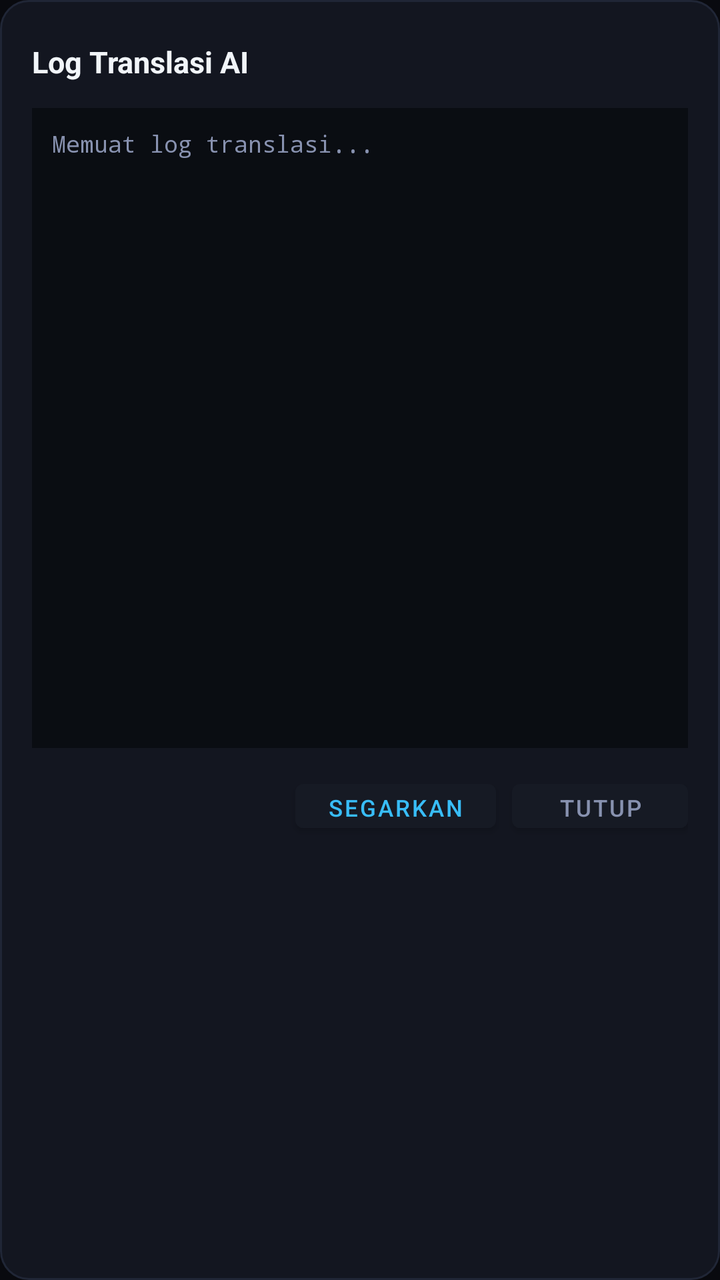
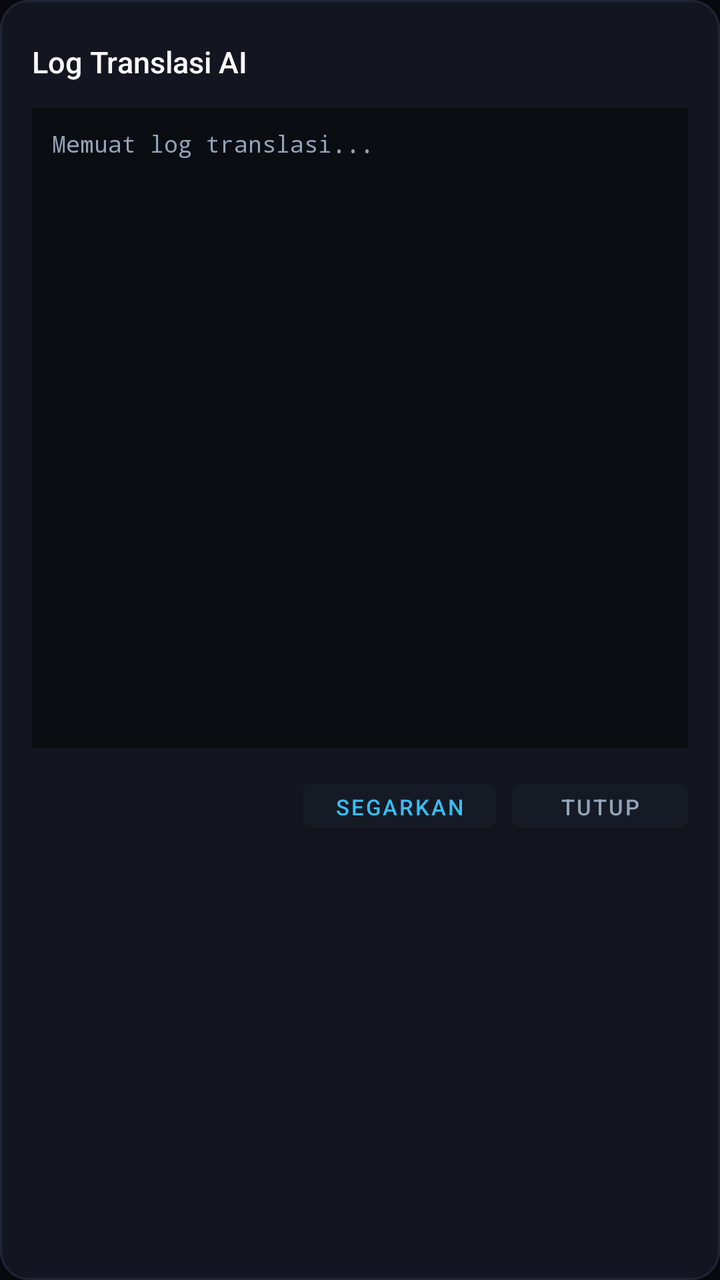

Before-and-after screenshots of an Android layout around one commit, followed by the original layout XML and the change that was made.
<!-- AndroidManifest.xml: application theme Theme.Tatap -->
<!-- res/layout/dialog_translate_logs.xml -->
<?xml version="1.0" encoding="utf-8"?>
<LinearLayout xmlns:android="http://schemas.android.com/apk/res/android"
    android:layout_width="match_parent"
    android:layout_height="wrap_content"
    android:orientation="vertical"
    android:background="@drawable/bg_dialog_card"
    android:padding="16dp">

    
    <LinearLayout
        android:layout_width="match_parent"
        android:layout_height="wrap_content"
        android:gravity="center_vertical"
        android:paddingBottom="8dp">

        <TextView
            android:layout_width="0dp"
            android:layout_height="wrap_content"
            android:layout_weight="1"
            android:text="Log Translasi AI"
            android:textColor="#F1F5F9"
            android:textSize="15sp"
            android:textStyle="bold" />

        <Button
            android:id="@+id/btn_close_logs_dialog"
            android:layout_width="30dp"
            android:layout_height="30dp"
            android:background="?attr/selectableItemBackgroundBorderless"
            android:drawableStart="@drawable/ic_close"
            android:drawableTint="#8892B0"
            android:padding="8dp" />
    </LinearLayout>

    <ScrollView
        android:layout_width="match_parent"
        android:layout_height="320dp"
        android:background="#0A0D12"
        android:padding="10dp"
        android:scrollbars="vertical">

        <TextView
            android:id="@+id/tv_translate_logs_content"
            android:layout_width="match_parent"
            android:layout_height="wrap_content"
            android:text="Memuat log translasi..."
            android:textColor="#8892B0"
            android:textSize="11.5sp"
            android:fontFamily="monospace" />
    </ScrollView>

    <LinearLayout
        android:layout_width="match_parent"
        android:layout_height="wrap_content"
        android:layout_marginTop="12dp"
        android:gravity="end">

        <Button
            android:id="@+id/btn_refresh_logs"
            android:layout_width="wrap_content"
            android:layout_height="34dp"
            android:text="Segarkan"
            android:textColor="#38BDF8"
            android:backgroundTint="#161A24"
            android:textSize="11.5sp"
            android:layout_marginEnd="8dp" />

        <Button
            android:id="@+id/btn_dismiss_logs"
            android:layout_width="wrap_content"
            android:layout_height="34dp"
            android:text="Tutup"
            android:textColor="#8892B0"
            android:backgroundTint="#161A24"
            android:textSize="11.5sp" />
    </LinearLayout>
</LinearLayout>
<!-- resources referenced by this layout -->
<resources>
  <!-- drawable bg_dialog_card (drawable) -->
  <?xml version="1.0" encoding="utf-8"?>
  <shape xmlns:android="http://schemas.android.com/apk/res/android"
      android:shape="rectangle">
      <corners android:radius="14dp" />
      <solid android:color="#131620" />
      <stroke
          android:width="1dp"
          android:color="#202636" />
  </shape>
  <!-- drawable ic_close (drawable) -->
  <?xml version="1.0" encoding="utf-8"?>
  <vector xmlns:android="http://schemas.android.com/apk/res/android"
      android:width="14dp"
      android:height="14dp"
      android:viewportWidth="24"
      android:viewportHeight="24">
      
      <path
          android:fillColor="#FFFFFFFF"
          android:pathData="M19,6.41 L17.59,5 L12,10.59 L6.41,5 L5,6.41 L10.59,12 L5,17.59 L6.41,19 L12,13.41 L17.59,19 L19,17.59 L13.41,12 L19,6.41 Z" />
  </vector>
  <style name="Theme.Tatap" parent="Theme.MaterialComponents.NoActionBar">
          <item name="colorPrimary">#38BDF8</item>
          <item name="colorPrimaryVariant">#090A0F</item>
          <item name="colorOnPrimary">#FFFFFF</item>
          <item name="colorSecondary">#38BDF8</item>
          <item name="android:statusBarColor">#090A0F</item>
          <item name="android:navigationBarColor">#090A0F</item>
          <item name="android:windowBackground">#090A0F</item>
      </style>
</resources>

<!-- the commit's change to res/layout/dialog_translate_logs.xml (unified diff, before → after) -->
@@ -18,9 +18,9 @@
             android:layout_height="wrap_content"
             android:layout_weight="1"
             android:text="Log Translasi AI"
-            android:textColor="#F1F5F9"
-            android:textSize="15sp"
-            android:textStyle="bold" />
+            android:textColor="@color/text_primary"
+            android:textSize="@dimen/text_title_large"
+            android:fontFamily="sans-serif-medium" />
 
         <Button
             android:id="@+id/btn_close_logs_dialog"
@@ -44,8 +44,8 @@
             android:layout_width="match_parent"
             android:layout_height="wrap_content"
             android:text="Memuat log translasi..."
-            android:textColor="#8892B0"
-            android:textSize="11.5sp"
+            android:textColor="@color/text_muted"
+            android:textSize="@dimen/text_code"
             android:fontFamily="monospace" />
     </ScrollView>
 
@@ -60,9 +60,10 @@
             android:layout_width="wrap_content"
             android:layout_height="34dp"
             android:text="Segarkan"
-            android:textColor="#38BDF8"
+            android:textColor="@color/text_accent"
             android:backgroundTint="#161A24"
-            android:textSize="11.5sp"
+            android:textSize="@dimen/text_caption"
+            android:fontFamily="sans-serif-medium"
             android:layout_marginEnd="8dp" />
 
         <Button
@@ -70,8 +71,9 @@
             android:layout_width="wrap_content"
             android:layout_height="34dp"
             android:text="Tutup"
-            android:textColor="#8892B0"
+            android:textColor="@color/text_muted"
             android:backgroundTint="#161A24"
-            android:textSize="11.5sp" />
+            android:textSize="@dimen/text_caption"
+            android:fontFamily="sans-serif-medium" />
     </LinearLayout>
 </LinearLayout>
<!-- resource entries referenced after the edit -->
@@ -1,5 +1,11 @@
 <!-- resources referenced by this layout -->
 <resources>
+  <color name="text_accent">#38BDF8</color>
+  <color name="text_muted">#94A3B8</color>
+  <color name="text_primary">#F8FAFC</color>
+  <dimen name="text_caption">11sp</dimen>
+  <dimen name="text_code">11.5sp</dimen>
+  <dimen name="text_title_large">15sp</dimen>
   <!-- drawable bg_dialog_card (drawable) -->
   <?xml version="1.0" encoding="utf-8"?>
   <shape xmlns:android="http://schemas.android.com/apk/res/android"
